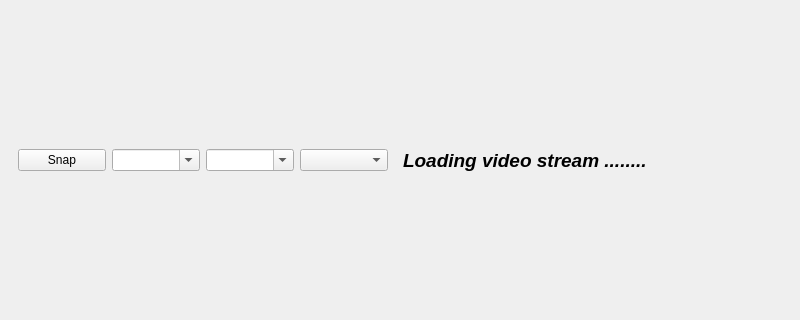
Qt form rtspwindow.ui (surfzoid/QtVsPlayer) before a commit; both pictures show x 0 to 800 and y 138 to 458 of the 800 by 600 pixel window.
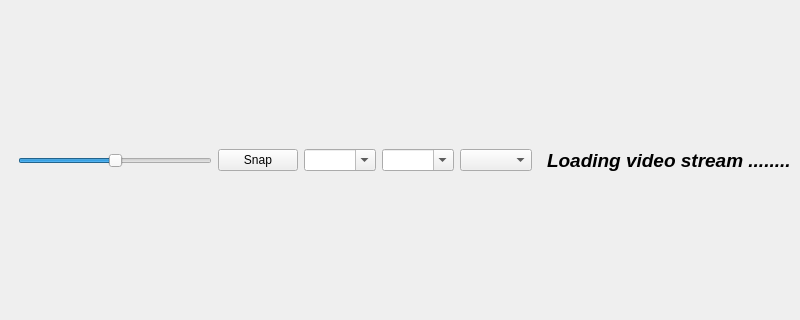
The same form after that commit. Icons and pictures are not drawn.

Commit message: Ptz speed

The edit to the form file:
```diff
--- a/rtspwindow.ui
+++ b/rtspwindow.ui
@@ -25,6 +25,31 @@
     <item>
      <widget class="QWidget" name="ComboBxs" native="true">
       <layout class="QHBoxLayout" name="horizontalLayout_2">
+       <item>
+        <widget class="QSlider" name="PtzSliderSpeed">
+         <property name="toolTip">
+          <string>4</string>
+         </property>
+         <property name="statusTip">
+          <string>4</string>
+         </property>
+         <property name="minimum">
+          <number>1</number>
+         </property>
+         <property name="maximum">
+          <number>7</number>
+         </property>
+         <property name="pageStep">
+          <number>1</number>
+         </property>
+         <property name="sliderPosition">
+          <number>4</number>
+         </property>
+         <property name="orientation">
+          <enum>Qt::Horizontal</enum>
+         </property>
+        </widget>
+       </item>
        <item>
         <widget class="QPushButton" name="SnapshotBtn">
          <property name="text">
```
The commit also changes 3 other files.
